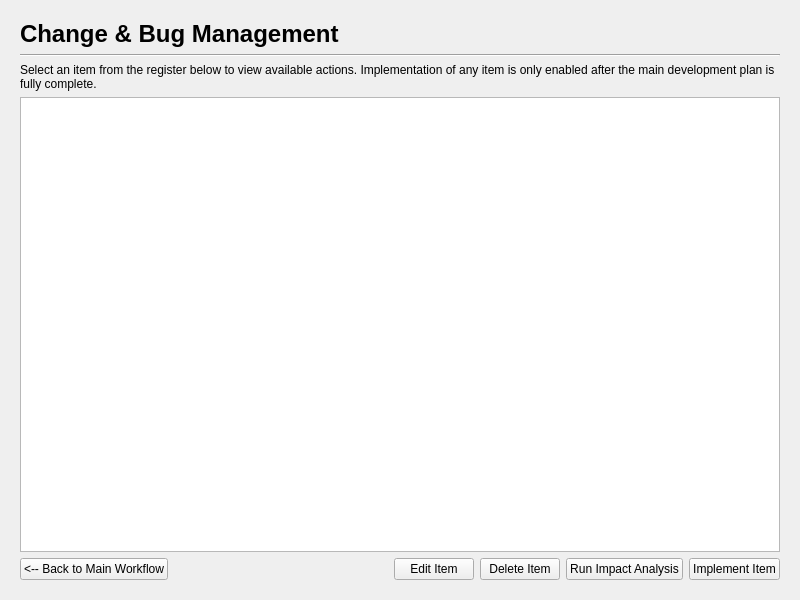
Old version of the form gui/cr_management_page.ui in the repository mariolewis/asdf_factory.
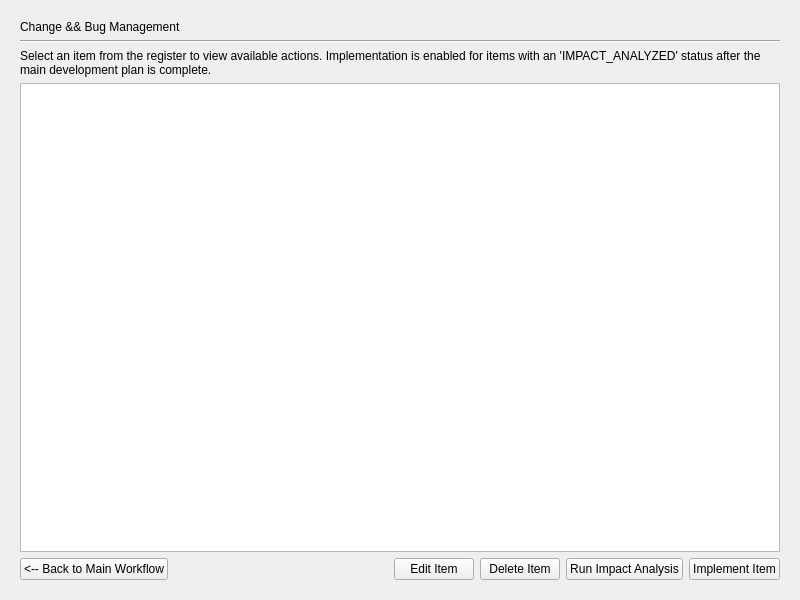
New version of the form.

Commit message:
feat: Complete Stage 1 Foundational Upgrade
This commit includes a comprehensive UI/UX overhaul to align with the ASDF Design System v2.0. It refactors all UI files and logic for a consistent dark theme, responsive layouts, and professional terminology. Key features implemented include Flexible Version Control (Local Workspace mode), a Mandatory Settings Interlock, rich text document rendering with syntax highlighting, and standardized generation of formatted .docx documents. All known UI bugs, regressions, and workflow issues have been resolved through extensive testing and debugging.

Diff of the .ui file:
```diff
--- a/gui/cr_management_page.ui
+++ b/gui/cr_management_page.ui
@@ -29,10 +29,7 @@
    <item>
     <widget class="QLabel" name="headerLabel">
      <property name="text">
-      <string>Change &amp; Bug Management</string>
-     </property>
-     <property name="styleSheet">
-      <string notr="true">font-size: 18pt; font-weight: bold;</string>
+      <string>Change &amp;&amp; Bug Management</string>
      </property>
     </widget>
    </item>
@@ -46,7 +43,7 @@
    <item>
     <widget class="QLabel" name="instructionLabel">
      <property name="text">
-      <string>Select an item from the register below to view available actions. Implementation of any item is only enabled after the main development plan is fully complete.</string>
+      <string>Select an item from the register to view available actions. Implementation is enabled for items with an 'IMPACT_ANALYZED' status after the main development plan is complete.</string>
      </property>
      <property name="wordWrap">
       <bool>true</bool>
```
The commit also changes 66 other files.
